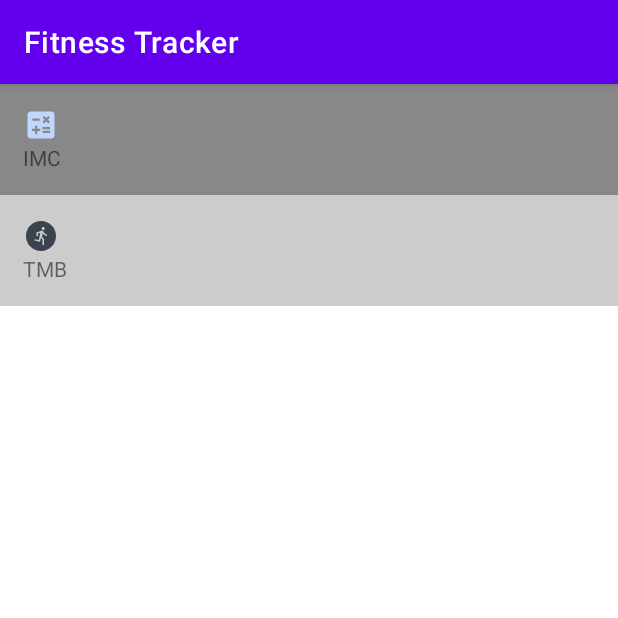
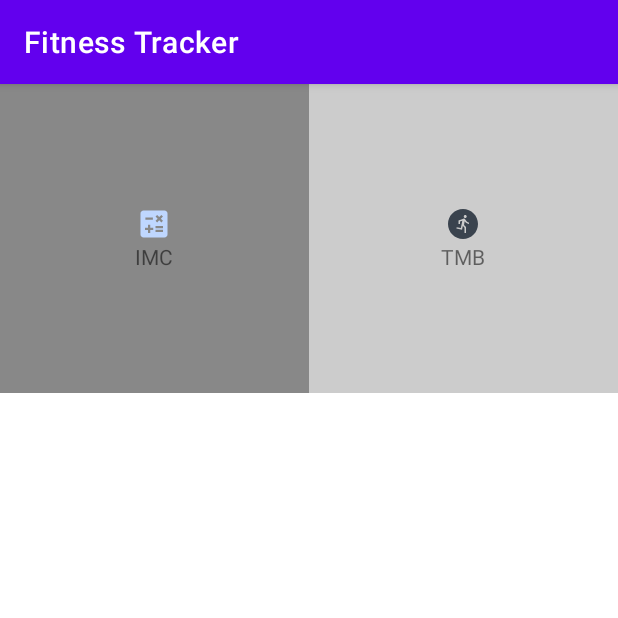
Before and after one commit to RiannReis/FitnessTracker-app, an Android app: the screen it shows after launch (MainActivity), on a phone screen of 412 x 824 dp, the top half of it. Run offline under Robolectric (Android 15) with nearby library versions, the phone set to English and light mode, and no system bars.

Commit message:
Collections of views in columns, events in list items (option 01)

```diff
--- a/app/src/main/java/co/tiagoaguiar/fitnesstracker/MainActivity.kt
+++ b/app/src/main/java/co/tiagoaguiar/fitnesstracker/MainActivity.kt
@@ -1,18 +1,18 @@
 package co.tiagoaguiar.fitnesstracker
 
+import android.content.Intent
 import android.graphics.Color
 import android.os.Bundle
 import android.view.View
 import android.view.ViewGroup
-import android.widget.Button
 import android.widget.ImageView
 import android.widget.LinearLayout
 import android.widget.TextView
 import androidx.appcompat.app.AppCompatActivity
-import androidx.recyclerview.widget.LinearLayoutManager
+import androidx.recyclerview.widget.GridLayoutManager
 import androidx.recyclerview.widget.RecyclerView
 
-class MainActivity : AppCompatActivity() {
+class MainActivity : AppCompatActivity(), OnItemClickListener {
 
     //    private lateinit var btnImc: LinearLayout
     private lateinit var rvMain: RecyclerView
@@ -43,10 +43,10 @@ class MainActivity : AppCompatActivity() {
         //1 layout XML
         //2 onde a RecyclerView vai aparecer (tela principal)
         // 3 logica: conectar o XML da celula dentro do RecyclerView + sua qtd de elementos dinamicos
-        val adapter = MainAdapter(mainItems)
+        val adapter = MainAdapter(mainItems, this)
         rvMain = findViewById(R.id.rv_main)
         rvMain.adapter = adapter
-        rvMain.layoutManager = LinearLayoutManager(this)
+        rvMain.layoutManager = GridLayoutManager(this, 2)
 
 
         //parte logica precisa de classe para administrar a RecyclerView e suas células (layots de itens)
@@ -66,8 +66,11 @@ class MainActivity : AppCompatActivity() {
 //        }
     }
 
-    private inner class MainAdapter(private val mainItems: List<MainItem>) :
-        RecyclerView.Adapter<MainViewHolder>() {
+    private inner class MainAdapter(
+        private val mainItems: List<MainItem>,
+        private val onItemClickListener: OnItemClickListener
+    ) :
+        RecyclerView.Adapter<MainAdapter.MainViewHolder>() {
 
         //qual é o layout XML da célula específica (item)
         override fun onCreateViewHolder(parent: ViewGroup, viewType: Int): MainViewHolder {
@@ -87,19 +90,34 @@ class MainActivity : AppCompatActivity() {
             return mainItems.size
         }
 
-    }
+        private inner class MainViewHolder(view: View) : RecyclerView.ViewHolder(view) {
+            fun bind(item: MainItem) {
+                val img: ImageView = itemView.findViewById(R.id.item_img_icon)
+                val name: TextView = itemView.findViewById(R.id.item_txt_name)
+                val container: LinearLayout = itemView.findViewById(R.id.item_container_imc)
 
-    private class MainViewHolder(view: View) : RecyclerView.ViewHolder(view) {
-        fun bind(item: MainItem){
-            val img: ImageView = itemView.findViewById(R.id.item_img_icon)
-            val name: TextView = itemView.findViewById(R.id.item_txt_name)
-            val container: LinearLayout = itemView as LinearLayout
+                img.setImageResource(item.drawableId)
+                name.setText(item.textStringId)
+                container.setBackgroundColor(item.color)
 
-            img.setImageResource(item.drawableId)
-            name.setText(item.textStringId)
-            container.setBackgroundColor(item.color)
-        }
+                container.setOnClickListener {
+                    onItemClickListener.onClick(item.id)
+                }
+            }
 
     }
 
+    }
+
+    override fun onClick(id: Int) {
+        when(id){
+            1 -> {
+                val i = Intent(this, ImcActivity::class.java)
+                startActivity(i)
+            }
+            2 -> {
+
+            }
+        }
+    }
 }
--- /dev/null
+++ b/app/src/main/java/co/tiagoaguiar/fitnesstracker/OnItemClickListener.kt
@@ -0,0 +1,7 @@
+package co.tiagoaguiar.fitnesstracker
+
+interface OnItemClickListener {
+
+    fun onClick(id: Int)
+
+}
--- a/app/src/main/res/layout/main_item.xml
+++ b/app/src/main/res/layout/main_item.xml
@@ -1,9 +1,16 @@
 <?xml version="1.0" encoding="utf-8"?>
-
-<LinearLayout xmlns:android="http://schemas.android.com/apk/res/android"
-    android:id="@+id/item_btn_imc"
+<androidx.constraintlayout.widget.ConstraintLayout xmlns:android="http://schemas.android.com/apk/res/android"
     android:layout_width="match_parent"
     android:layout_height="wrap_content"
+    xmlns:app="http://schemas.android.com/apk/res-auto">
+
+    <LinearLayout
+        app:layout_constraintTop_toTopOf="parent"
+        app:layout_constraintDimensionRatio="1:1"
+        android:gravity="center"
+        android:id="@+id/item_container_imc"
+        android:layout_width="match_parent"
+        android:layout_height="0dp"
         android:background="@color/cardview_dark_background"
         android:orientation="vertical"
         android:padding="15dp">
@@ -12,10 +19,12 @@
             android:id="@+id/item_img_icon"
             android:layout_width="wrap_content"
             android:layout_height="wrap_content"
-        android:src="@drawable/ic_baseline_calculate_24"/>
+            android:src="@drawable/ic_baseline_calculate_24" />
+
         <TextView
             android:id="@+id/item_txt_name"
             android:layout_width="wrap_content"
             android:layout_height="wrap_content"
             android:text="@string/label_imc" />
     </LinearLayout>
+</androidx.constraintlayout.widget.ConstraintLayout>
```
Lines whose indentation alone changed are shown as unchanged.
